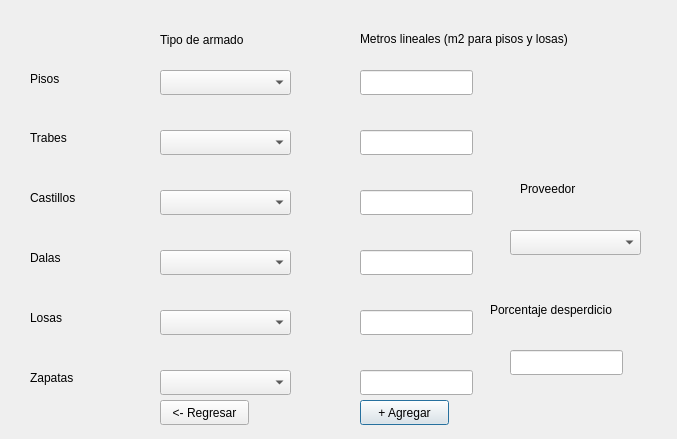
Qt form aceros.ui (AleZavRan/Precios-Unitarios) before a commit.
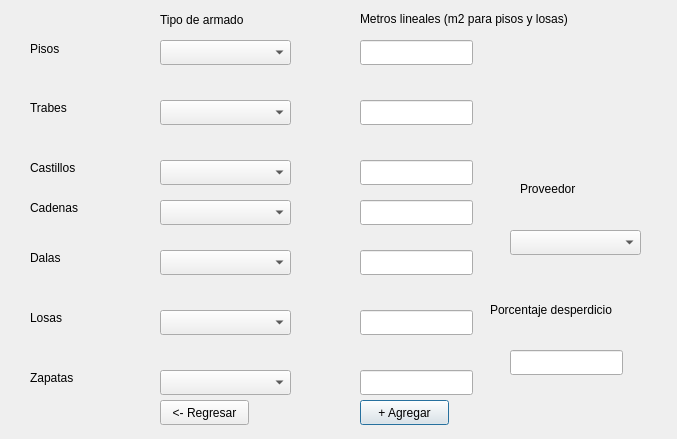
The same form after that commit.

Commit message: Cadenas field added to aceros section.

Diff of the .ui file:
```diff
--- a/aceros.ui
+++ b/aceros.ui
@@ -43,7 +43,7 @@
    <property name="geometry">
     <rect>
      <x>360</x>
-     <y>70</y>
+     <y>40</y>
      <width>113</width>
      <height>25</height>
     </rect>
@@ -53,7 +53,7 @@
    <property name="geometry">
     <rect>
      <x>30</x>
-     <y>70</y>
+     <y>40</y>
      <width>67</width>
      <height>17</height>
     </rect>
@@ -66,7 +66,7 @@
    <property name="geometry">
     <rect>
      <x>160</x>
-     <y>30</y>
+     <y>10</y>
      <width>151</width>
      <height>20</height>
     </rect>
@@ -79,7 +79,7 @@
    <property name="geometry">
     <rect>
      <x>360</x>
-     <y>30</y>
+     <y>10</y>
      <width>271</width>
      <height>17</height>
     </rect>
@@ -92,7 +92,7 @@
    <property name="geometry">
     <rect>
      <x>160</x>
-     <y>70</y>
+     <y>40</y>
      <width>131</width>
      <height>25</height>
     </rect>
@@ -102,7 +102,7 @@
    <property name="geometry">
     <rect>
      <x>360</x>
-     <y>130</y>
+     <y>100</y>
      <width>113</width>
      <height>25</height>
     </rect>
@@ -112,7 +112,7 @@
    <property name="geometry">
     <rect>
      <x>160</x>
-     <y>130</y>
+     <y>100</y>
      <width>131</width>
      <height>25</height>
     </rect>
@@ -122,7 +122,7 @@
    <property name="geometry">
     <rect>
      <x>30</x>
-     <y>130</y>
+     <y>100</y>
      <width>67</width>
      <height>16</height>
     </rect>
@@ -135,7 +135,7 @@
    <property name="geometry">
     <rect>
      <x>160</x>
-     <y>190</y>
+     <y>160</y>
      <width>131</width>
      <height>25</height>
     </rect>
@@ -145,7 +145,7 @@
    <property name="geometry">
     <rect>
      <x>30</x>
-     <y>190</y>
+     <y>160</y>
      <width>67</width>
      <height>16</height>
     </rect>
@@ -158,7 +158,7 @@
    <property name="geometry">
     <rect>
      <x>360</x>
-     <y>190</y>
+     <y>160</y>
      <width>113</width>
      <height>25</height>
     </rect>
@@ -309,6 +309,39 @@
     </rect>
    </property>
   </widget>
+  <widget class="QLabel" name="label_11">
+   <property name="geometry">
+    <rect>
+     <x>30</x>
+     <y>200</y>
+     <width>67</width>
+     <height>16</height>
+    </rect>
+   </property>
+   <property name="text">
+    <string>Cadenas</string>
+   </property>
+  </widget>
+  <widget class="QLineEdit" name="lineEdit_cadenas">
+   <property name="geometry">
+    <rect>
+     <x>360</x>
+     <y>200</y>
+     <width>113</width>
+     <height>25</height>
+    </rect>
+   </property>
+  </widget>
+  <widget class="QComboBox" name="comboBox_cadenas">
+   <property name="geometry">
+    <rect>
+     <x>160</x>
+     <y>200</y>
+     <width>131</width>
+     <height>25</height>
+    </rect>
+   </property>
+  </widget>
  </widget>
  <resources/>
  <connections/>
```
The commit also changes 2 other files.
